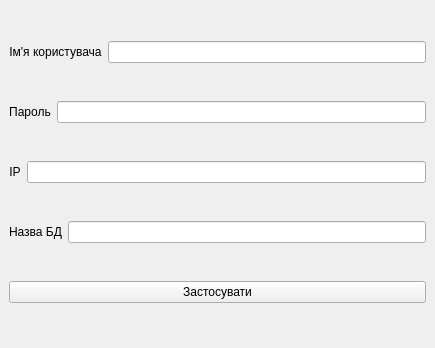
Old version of the form PhotoJournalistAdminPanel/DBOptions/databaseoptions.ui in the repository Vakulex/CourseWork.
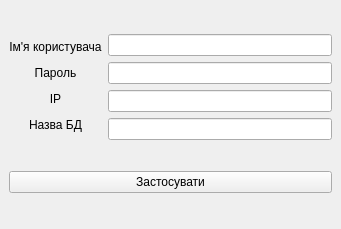
New version of the form.

Diff of the .ui file:
```diff
--- a/PhotoJournalistAdminPanel/DBOptions/databaseoptions.ui
+++ b/PhotoJournalistAdminPanel/DBOptions/databaseoptions.ui
@@ -6,10 +6,16 @@
    <rect>
     <x>0</x>
     <y>0</y>
-    <width>435</width>
-    <height>348</height>
+    <width>341</width>
+    <height>229</height>
    </rect>
   </property>
+  <property name="sizePolicy">
+   <sizepolicy hsizetype="Fixed" vsizetype="Fixed">
+    <horstretch>0</horstretch>
+    <verstretch>0</verstretch>
+   </sizepolicy>
+  </property>
   <property name="minimumSize">
    <size>
     <width>0</width>
@@ -27,17 +33,16 @@
   </property>
   <widget class="QWidget" name="centralwidget">
    <layout class="QGridLayout" name="gridLayout">
-    <item row="9" column="0">
-     <widget class="QPushButton" name="ApplyButton">
-      <property name="text">
-       <string>Застосувати</string>
-      </property>
-     </widget>
-    </item>
     <item row="0" column="0">
-     <layout class="QHBoxLayout" name="horizontalLayout">
+     <layout class="QVBoxLayout" name="verticalLayout">
       <item>
        <widget class="QLabel" name="label">
+        <property name="sizePolicy">
+         <sizepolicy hsizetype="Preferred" vsizetype="Fixed">
+          <horstretch>0</horstretch>
+          <verstretch>0</verstretch>
+         </sizepolicy>
+        </property>
         <property name="text">
          <string>Ім'я користувача</string>
         </property>
@@ -47,14 +52,13 @@
        </widget>
       </item>
       <item>
-       <widget class="QLineEdit" name="UserNameLineEdit"/>
-      </item>
-     </layout>
-    </item>
-    <item row="1" column="0">
-     <layout class="QHBoxLayout" name="horizontalLayout_2">
-      <item>
        <widget class="QLabel" name="label_2">
+        <property name="sizePolicy">
+         <sizepolicy hsizetype="Preferred" vsizetype="Fixed">
+          <horstretch>0</horstretch>
+          <verstretch>0</verstretch>
+         </sizepolicy>
+        </property>
         <property name="text">
          <string>Пароль</string>
         </property>
@@ -64,14 +68,13 @@
        </widget>
       </item>
       <item>
-       <widget class="QLineEdit" name="PasswordLineEdit"/>
-      </item>
-     </layout>
-    </item>
-    <item row="2" column="0">
-     <layout class="QHBoxLayout" name="horizontalLayout_3">
-      <item>
        <widget class="QLabel" name="label_3">
+        <property name="sizePolicy">
+         <sizepolicy hsizetype="Preferred" vsizetype="Fixed">
+          <horstretch>0</horstretch>
+          <verstretch>0</verstretch>
+         </sizepolicy>
+        </property>
         <property name="text">
          <string>IP</string>
         </property>
@@ -81,14 +84,13 @@
        </widget>
       </item>
       <item>
-       <widget class="QLineEdit" name="HostnameLineEdit"/>
-      </item>
-     </layout>
-    </item>
-    <item row="3" column="0">
-     <layout class="QHBoxLayout" name="horizontalLayout_4">
-      <item>
        <widget class="QLabel" name="label_4">
+        <property name="sizePolicy">
+         <sizepolicy hsizetype="Preferred" vsizetype="Fixed">
+          <horstretch>0</horstretch>
+          <verstretch>0</verstretch>
+         </sizepolicy>
+        </property>
         <property name="text">
          <string>Назва БД</string>
         </property>
@@ -97,11 +99,31 @@
         </property>
        </widget>
       </item>
+     </layout>
+    </item>
+    <item row="0" column="1">
+     <layout class="QVBoxLayout" name="verticalLayout_2">
+      <item>
+       <widget class="QLineEdit" name="UserNameLineEdit"/>
+      </item>
+      <item>
+       <widget class="QLineEdit" name="PasswordLineEdit"/>
+      </item>
+      <item>
+       <widget class="QLineEdit" name="HostnameLineEdit"/>
+      </item>
       <item>
        <widget class="QLineEdit" name="DBNameLineEdit"/>
       </item>
      </layout>
     </item>
+    <item row="1" column="0" colspan="2">
+     <widget class="QPushButton" name="ApplyButton">
+      <property name="text">
+       <string>Застосувати</string>
+      </property>
+     </widget>
+    </item>
    </layout>
   </widget>
  </widget>
```
